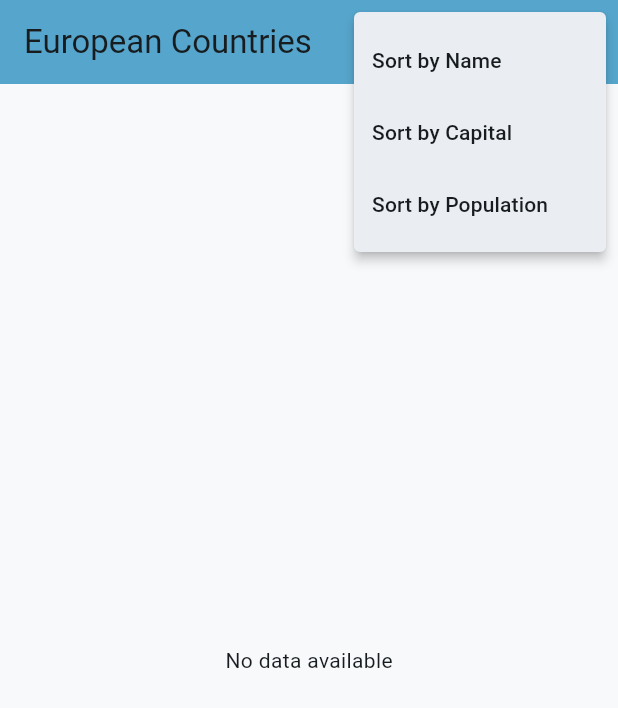
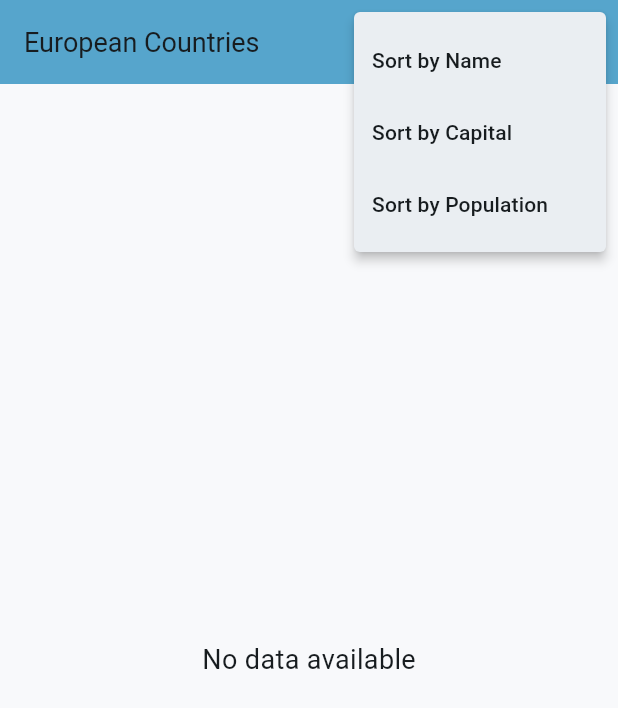
Before and after one commit to dimuthu1997/EuropeanCountryApp, a Flutter app: the screen it shows after launch, after a tap on the "more vert" icon, on a phone screen of 412 x 824 dp. Shown: the top 708 px of the screen. Run offline on Flutter 3.47's test engine with Material 3 defaults, Android fonts, the phone set to English and light mode, and no system bars; our stand-ins replace dio, logger, retrofit; generated files the repository leaves out were written again; network calls fail; Roboto replaces fonts that are missing (FontFamily.MontserratMedium).

```diff
--- a/lib/app.dart
+++ b/lib/app.dart
@@ -1,7 +1,10 @@
 import 'package:european_countries/screens/country_list_screen.dart';
-import 'package:european_countries/services/provider/theme.dart';
+import 'package:european_countries/services/provider/countr_provider.dart';
+import 'package:european_countries/services/provider/theme_provider.dart';
+import 'package:european_countries/services/networks/api_service.dart';
 import 'package:flutter/material.dart';
 import 'package:provider/provider.dart';
+import 'package:dio/dio.dart';
 
 class EuropeanCountriesApp extends StatefulWidget {
   const EuropeanCountriesApp({super.key});
@@ -12,11 +15,18 @@ class EuropeanCountriesApp extends StatefulWidget {
 
 class _EuropeanCountriesAppState extends State<EuropeanCountriesApp> {
   late ThemeProvider _themeProvider;
+  late CountryProvider _countryProvider;
+  late ApiService _apiService;
 
   @override
   void initState() {
+    super.initState();
     _themeProvider = ThemeProvider(); // Initialize the ThemeProvider.
-    super.initState();
+
+    final dio = Dio(); // Create a Dio instance.
+    _apiService = ApiService(dio); // Initialize the ApiService.
+    _countryProvider = CountryProvider(
+        apiService: _apiService); // Initialize the CountryProvider.
   }
 
   @override
@@ -24,6 +34,7 @@ class _EuropeanCountriesAppState extends State<EuropeanCountriesApp> {
     return MultiProvider(
       providers: [
         ChangeNotifierProvider(create: (_) => _themeProvider),
+        ChangeNotifierProvider(create: (_) => _countryProvider),
       ],
       child: Builder(
         builder: (context) => MaterialApp(
--- a/lib/screens/country_list_screen.dart
+++ b/lib/screens/country_list_screen.dart
@@ -1,9 +1,7 @@
+import 'package:european_countries/services/provider/countr_provider.dart';
 import 'package:flutter/material.dart';
+import 'package:provider/provider.dart';
 import 'package:european_countries/utils/widgets/country_list_tile.dart';
-import 'package:dio/dio.dart';
-import 'package:european_countries/model/country_model.dart';
-import 'package:european_countries/services/networks/api_service.dart';
-import 'package:logger/logger.dart';
 
 class CountryListScreen extends StatefulWidget {
   const CountryListScreen({super.key});
@@ -13,87 +11,65 @@ class CountryListScreen extends StatefulWidget {
 }
 
 class _CountryListScreenState extends State<CountryListScreen> {
-  late Future<List<Country>> _countriesFuture;
-  final ApiService _apiService = ApiService(Dio());
-  final Logger _logger = Logger();
-
   @override
   void initState() {
     super.initState();
-    _countriesFuture = _fetchCountries();
-  }
-
-  Future<List<Country>> _fetchCountries() async {
-    try {
-      return await _apiService.getEuropeanCountries();
-    } catch (e) {
-      _logger.e("Failed to fetch countries: $e");
-      return [];
-    }
-  }
-
-  void _sortCountries(List<Country> countries, String criterion) {
-    setState(() {
-      switch (criterion) {
-        case 'Name':
-          countries.sort((a, b) => a.name.common.compareTo(b.name.common));
-          break;
-        case 'Capital':
-          countries.sort((a, b) {
-            if (a.capital.isEmpty && b.capital.isEmpty) return 0;
-            if (a.capital.isEmpty) return -1;
-            if (b.capital.isEmpty) return 1;
-            return a.capital.first.compareTo(b.capital.first);
-          });
-          break;
-        case 'Population':
-          countries.sort((a, b) => a.population.compareTo(b.population));
-          break;
-      }
+    WidgetsBinding.instance.addPostFrameCallback((_) {
+      Provider.of<CountryProvider>(context, listen: false).fetchCountries();
     });
   }
 
   @override
   Widget build(BuildContext context) {
+    final countryProvider = Provider.of<CountryProvider>(context);
+
     return Scaffold(
       appBar: AppBar(
-        title: const Text('European Countries'),
+        title: const Text(
+          'European Countries',
+          style: TextStyle(fontSize: 18),
+        ),
         actions: [
           PopupMenuButton<String>(
-            onSelected: (value) async {
-              final countries = await _countriesFuture;
-              _sortCountries(countries, value);
-            },
+            onSelected: (value) => countryProvider.sortCountries(value),
             itemBuilder: (context) => const [
-              PopupMenuItem(value: 'Name', child: Text('Sort by Name')),
-              PopupMenuItem(value: 'Capital', child: Text('Sort by Capital')),
               PopupMenuItem(
-                  value: 'Population', child: Text('Sort by Population')),
+                  value: 'Name',
+                  child: Text(
+                    'Sort by Name',
+                    style: TextStyle(fontSize: 14),
+                  )),
+              PopupMenuItem(
+                  value: 'Capital',
+                  child: Text(
+                    'Sort by Capital',
+                    style: TextStyle(fontSize: 14),
+                  )),
+              PopupMenuItem(
+                  value: 'Population',
+                  child: Text(
+                    'Sort by Population',
+                    style: TextStyle(fontSize: 14),
+                  )),
             ],
           ),
         ],
       ),
-      body: FutureBuilder<List<Country>>(
-        future: _countriesFuture,
-        builder: (context, snapshot) {
-          if (snapshot.connectionState == ConnectionState.waiting) {
-            return const Center(child: CircularProgressIndicator());
-          } else if (snapshot.hasError) {
-            return Center(child: Text('Error: ${snapshot.error}'));
-          } else if (!snapshot.hasData || snapshot.data!.isEmpty) {
-            return const Center(child: Text('No data available'));
-          } else {
-            final countries = snapshot.data!;
-            return ListView.builder(
-              itemCount: countries.length,
-              itemBuilder: (context, index) {
-                final country = countries[index];
-                return CountryListTile(country: country);
-              },
-            );
-          }
-        },
-      ),
+      body: countryProvider.isLoading
+          ? const Center(child: CircularProgressIndicator())
+          : countryProvider.countries.isEmpty
+              ? const Center(
+                  child: Text(
+                  'No data available',
+                  style: TextStyle(fontSize: 18),
+                ))
+              : ListView.builder(
+                  itemCount: countryProvider.countries.length,
+                  itemBuilder: (context, index) {
+                    final country = countryProvider.countries[index];
+                    return CountryListTile(country: country);
+                  },
+                ),
     );
   }
 }
--- /dev/null
+++ b/lib/services/provider/countr_provider.dart
@@ -0,0 +1,56 @@
+import 'package:european_countries/model/country_model.dart';
+import 'package:european_countries/services/networks/api_service.dart';
+import 'package:flutter/material.dart';
+import 'package:logger/logger.dart';
+
+class CountryProvider with ChangeNotifier {
+  List<Country> _countries = [];
+  final ApiService _apiService;
+  final Logger _logger = Logger();
+  bool _isLoading = false;
+
+  CountryProvider({required ApiService apiService}) : _apiService = apiService;
+
+  List<Country> get countries => _countries;
+  bool get isLoading => _isLoading;
+
+  Future<void> fetchCountries() async {
+    _isLoading = true;
+    notifyListeners();
+
+    try {
+      _countries = await _apiService.getEuropeanCountries();
+    } catch (e) {
+      _logger.e("Failed to fetch countries: $e");
+      _countries = [];
+    }
+
+    _isLoading = false;
+    notifyListeners();
+  }
+
+  void setCountriesForTesting(List<Country> countries) {
+    _countries = countries;
+    notifyListeners();
+  }
+
+  void sortCountries(String criterion) {
+    switch (criterion) {
+      case 'Name':
+        _countries.sort((a, b) => a.name.common.compareTo(b.name.common));
+        break;
+      case 'Capital':
+        _countries.sort((a, b) {
+          if (a.capital.isEmpty && b.capital.isEmpty) return 0;
+          if (a.capital.isEmpty) return -1;
+          if (b.capital.isEmpty) return 1;
+          return a.capital.first.compareTo(b.capital.first);
+        });
+        break;
+      case 'Population':
+        _countries.sort((a, b) => a.population.compareTo(b.population));
+        break;
+    }
+    notifyListeners();
+  }
+}
--- a/pubspec.yaml
+++ b/pubspec.yaml
@@ -19,6 +19,7 @@ dependencies:
   logger: ^2.4.0
 
 
+
 dev_dependencies:
   flutter_test:
     sdk: flutter
@@ -27,6 +28,7 @@ dev_dependencies:
   retrofit_generator: ^8.2.0
   build_runner: ^2.4.11
   json_serializable: ^6.8.0
+  mockito: ^5.4.4
 
 flutter:
 
```
Also changed, not shown: lib/screens/country_detail_screen.dart (+7 -1 lines), lib/services/provider/theme_provider.dart (renamed from lib/services/provider/theme.dart), pubspec.lock, 4 other files.
